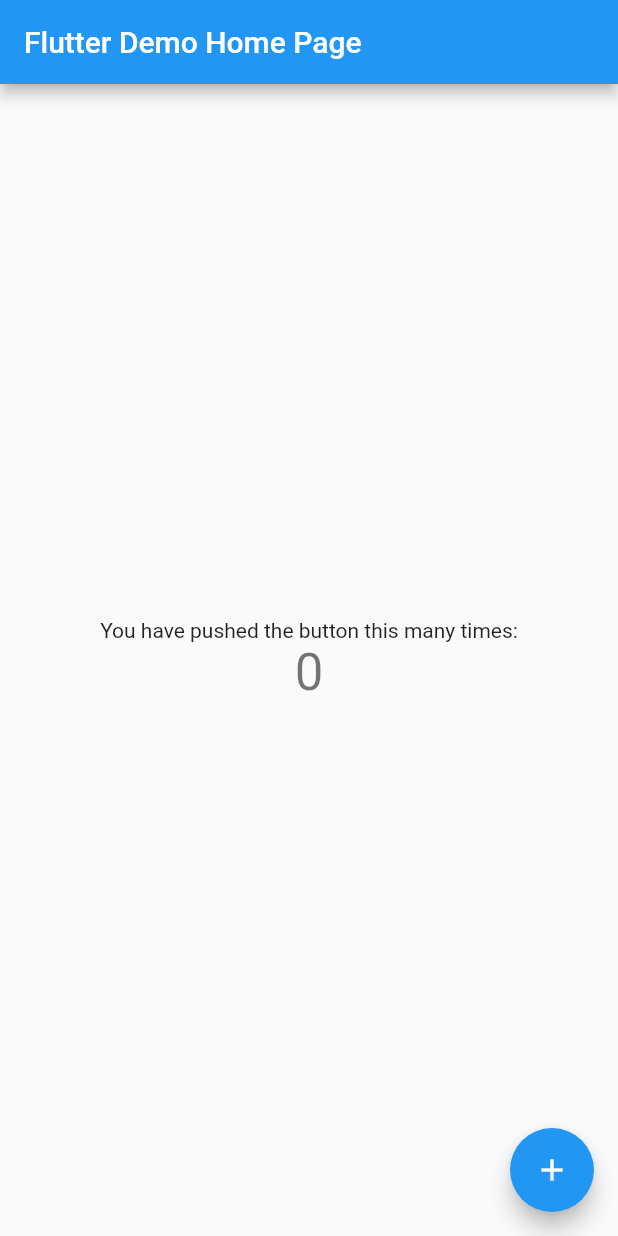
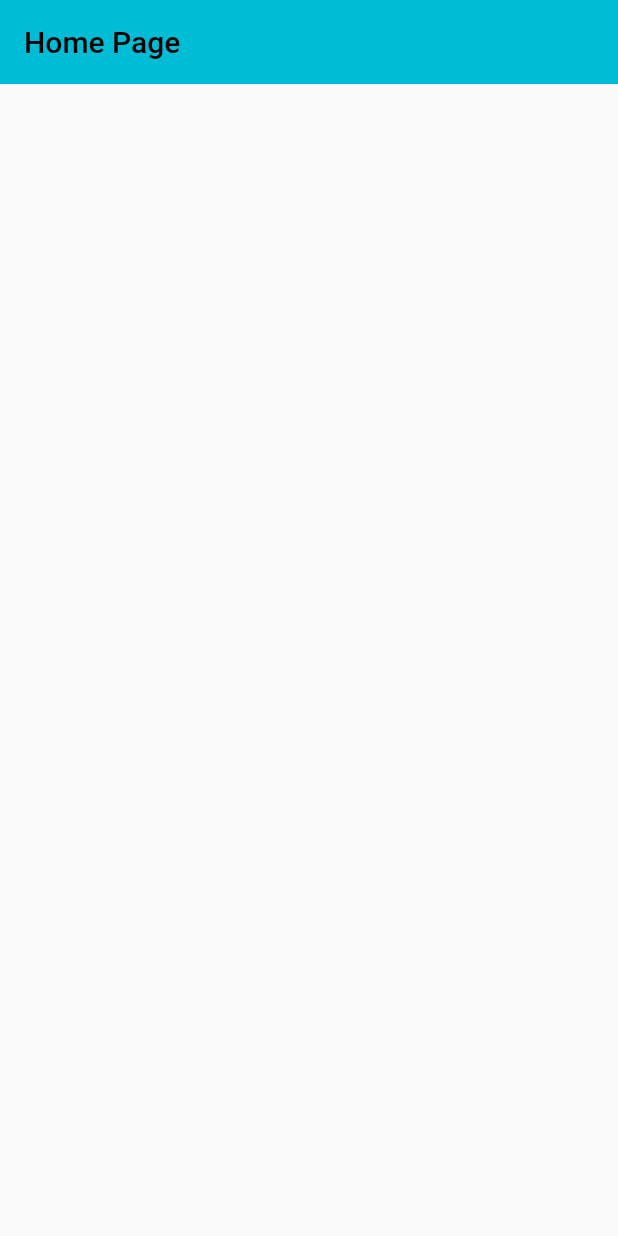
Before and after one commit to vedintech007/inherited-widgets, a Flutter app: the screen it shows after launch, on a phone screen of 412 x 824 dp. Run offline on Flutter 3.47's test engine with Material 2 defaults, Android fonts, the phone set to English and light mode, and no system bars.

Commit message:
initial commit

```diff
--- a/lib/main.dart
+++ b/lib/main.dart
@@ -1,115 +1,30 @@
 import 'package:flutter/material.dart';
 
 void main() {
-  runApp(const MyApp());
+  runApp(
+    MaterialApp(
+      debugShowCheckedModeBanner: false,
+      title: 'Stateful App',
+      theme: ThemeData(
+        primarySwatch: Colors.cyan,
+        appBarTheme: const AppBarTheme(
+          elevation: 0,
+        ),
+      ),
+      home: const HomePage(),
+    ),
+  );
 }
 
-class MyApp extends StatelessWidget {
-  const MyApp({super.key});
+class HomePage extends StatelessWidget {
+  const HomePage({super.key});
 
-  // This widget is the root of your application.
   @override
   Widget build(BuildContext context) {
-    return MaterialApp(
-      title: 'Flutter Demo',
-      theme: ThemeData(
-        // This is the theme of your application.
-        //
-        // Try running your application with "flutter run". You'll see the
-        // application has a blue toolbar. Then, without quitting the app, try
-        // changing the primarySwatch below to Colors.green and then invoke
-        // "hot reload" (press "r" in the console where you ran "flutter run",
-        // or simply save your changes to "hot reload" in a Flutter IDE).
-        // Notice that the counter didn't reset back to zero; the application
-        // is not restarted.
-        primarySwatch: Colors.blue,
+    return Scaffold(
+      appBar: AppBar(
+        title: const Text("Home Page"),
       ),
-      home: const MyHomePage(title: 'Flutter Demo Home Page'),
     );
   }
 }
-
-class MyHomePage extends StatefulWidget {
-  const MyHomePage({super.key, required this.title});
-
-  // This widget is the home page of your application. It is stateful, meaning
-  // that it has a State object (defined below) that contains fields that affect
-  // how it looks.
-
-  // This class is the configuration for the state. It holds the values (in this
-  // case the title) provided by the parent (in this case the App widget) and
-  // used by the build method of the State. Fields in a Widget subclass are
-  // always marked "final".
-
-  final String title;
-
-  @override
-  State<MyHomePage> createState() => _MyHomePageState();
-}
-
-class _MyHomePageState extends State<MyHomePage> {
-  int _counter = 0;
-
-  void _incrementCounter() {
-    setState(() {
-      // This call to setState tells the Flutter framework that something has
-      // changed in this State, which causes it to rerun the build method below
-      // so that the display can reflect the updated values. If we changed
-      // _counter without calling setState(), then the build method would not be
-      // called again, and so nothing would appear to happen.
-      _counter++;
-    });
-  }
-
-  @override
-  Widget build(BuildContext context) {
-    // This method is rerun every time setState is called, for instance as done
-    // by the _incrementCounter method above.
-    //
-    // The Flutter framework has been optimized to make rerunning build methods
-    // fast, so that you can just rebuild anything that needs updating rather
-    // than having to individually change instances of widgets.
-    return Scaffold(
-      appBar: AppBar(
-        // Here we take the value from the MyHomePage object that was created by
-        // the App.build method, and use it to set our appbar title.
-        title: Text(widget.title),
-      ),
-      body: Center(
-        // Center is a layout widget. It takes a single child and positions it
-        // in the middle of the parent.
-        child: Column(
-          // Column is also a layout widget. It takes a list of children and
-          // arranges them vertically. By default, it sizes itself to fit its
-          // children horizontally, and tries to be as tall as its parent.
-          //
-          // Invoke "debug painting" (press "p" in the console, choose the
-          // "Toggle Debug Paint" action from the Flutter Inspector in Android
-          // Studio, or the "Toggle Debug Paint" command in Visual Studio Code)
-          // to see the wireframe for each widget.
-          //
-          // Column has various properties to control how it sizes itself and
-          // how it positions its children. Here we use mainAxisAlignment to
-          // center the children vertically; the main axis here is the vertical
-          // axis because Columns are vertical (the cross axis would be
-          // horizontal).
-          mainAxisAlignment: MainAxisAlignment.center,
-          children: <Widget>[
-            const Text(
-              'You have pushed the button this many times:',
-            ),
-            Text(
-              '$_counter',
-              style: Theme.of(context).textTheme.headline4,
-            ),
-          ],
-        ),
-      ),
-      floatingActionButton: FloatingActionButton(
-        onPressed: _incrementCounter,
-        tooltip: 'Increment',
-        child: const Icon(Icons.add),
-      ), // This trailing comma makes auto-formatting nicer for build methods.
-    );
-  }
-}
```
Also changed, not shown: 1 other file.
